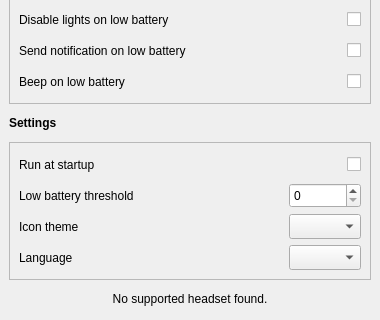
Old version of the form src/HeadsetControlQt/headsetcontrolqt.ui in the repository Odizinne/HeadsetControl-Qt; both pictures show x 0 to 380 and y 140 to 460 of the 380 by 460 pixel window.
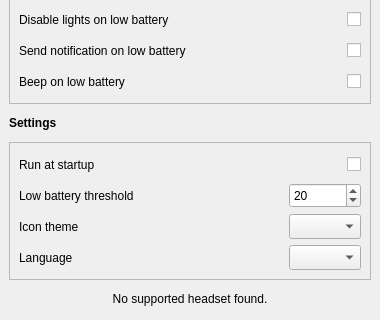
New version of the form.

Commit message: low battery threshold init at 20

```diff
--- a/src/HeadsetControlQt/headsetcontrolqt.ui
+++ b/src/HeadsetControlQt/headsetcontrolqt.ui
@@ -103,6 +103,9 @@
          <property name="maximum">
           <number>100</number>
          </property>
+         <property name="value">
+          <number>20</number>
+         </property>
         </widget>
        </item>
        <item row="2" column="2">
```
